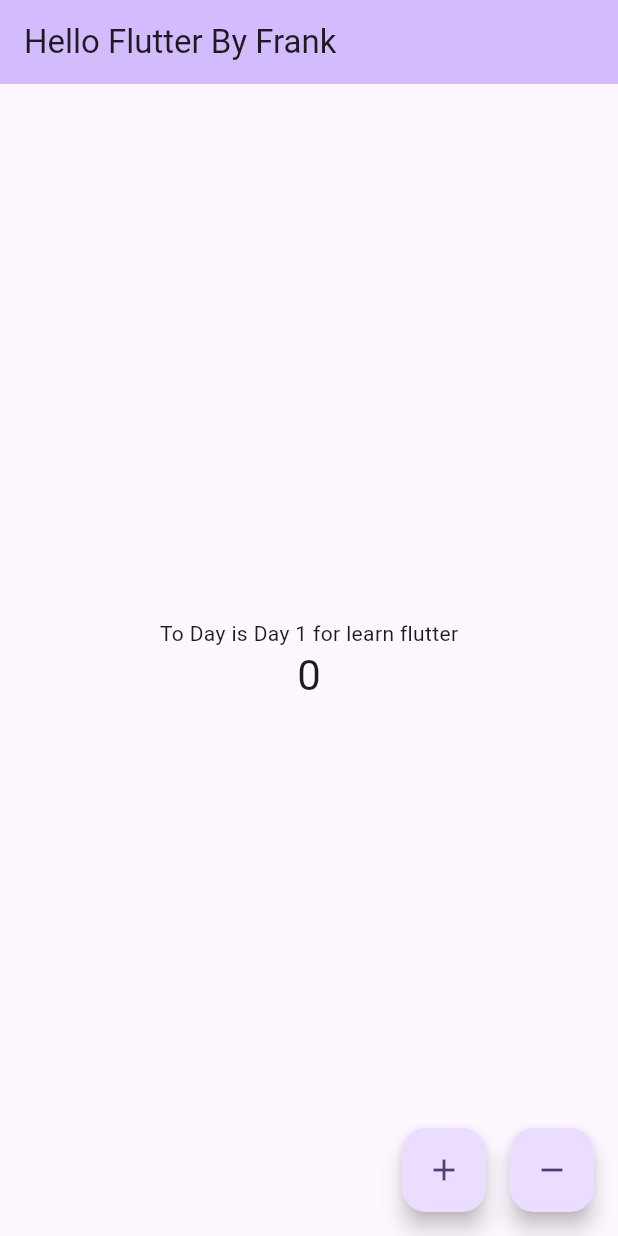
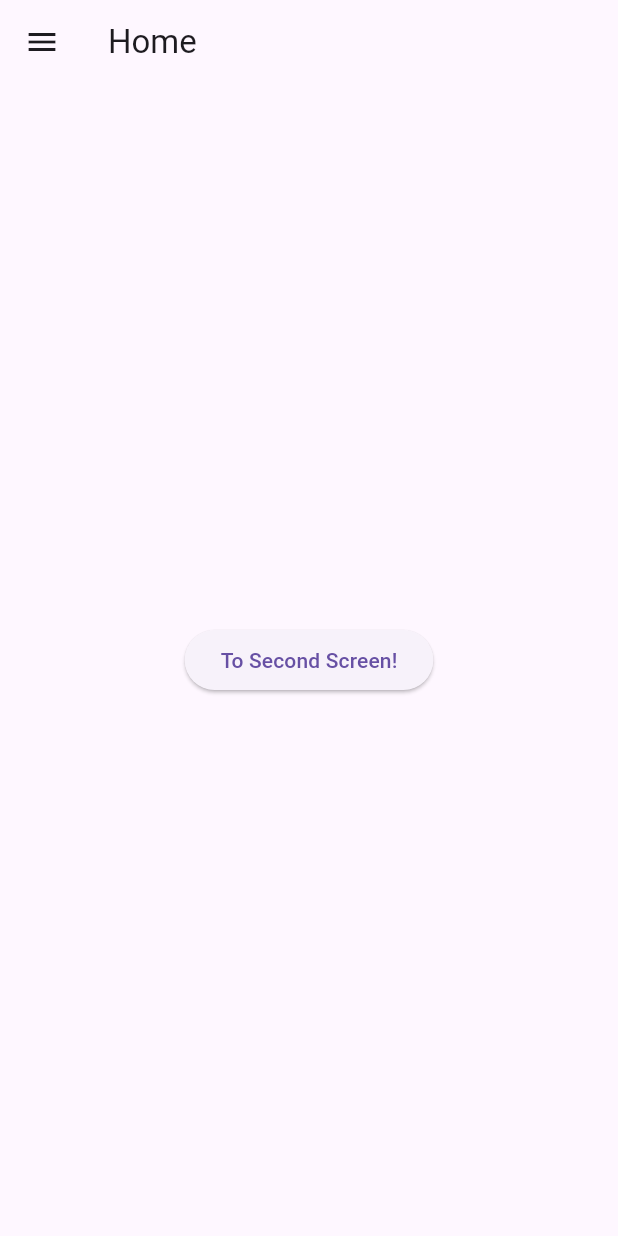
Before and after one commit to fjakrapan/tes_project, a Flutter app: the screen it shows after launch, on a phone screen of 412 x 824 dp. Run offline on Flutter 3.47's test engine with Material 3 defaults, Android fonts, the phone set to English and light mode, and no system bars.

Commit message:
edit first

```diff
--- a/lib/main.dart
+++ b/lib/main.dart
@@ -1,86 +1,19 @@
 import 'package:flutter/material.dart';
+import 'package:project1/screen/home_screen.dart';
 
 void main() {
-  runApp(const MyApp());
+  runApp(MyApp());
 }
 
 class MyApp extends StatelessWidget {
-  const MyApp({super.key});
-
   @override
   Widget build(BuildContext context) {
     return MaterialApp(
       title: 'Flutter Demo',
       theme: ThemeData(
-        colorScheme: ColorScheme.fromSeed(seedColor: Colors.deepPurple),
-        useMaterial3: true,
+        primarySwatch: Colors.blue,
       ),
-      home: const MyHomePage(title: 'Hello Flutter By Frank'),
+      home: HomeScreen(),
     );
   }
 }
-
-class MyHomePage extends StatefulWidget {
-  const MyHomePage({super.key, required this.title});
-
-  final String title;
-
-  @override
-  State<MyHomePage> createState() => _MyHomePageState();
-}
-
-class _MyHomePageState extends State<MyHomePage> {
-  int _counter = 0;
-
-  void _incrementCounter() {
-    setState(() {
-      _counter++;
-    });
-  }
-
-  void _decrementCounter() {
-    setState(() {
-      _counter--;
-    });
-  }
-
-  @override
-  Widget build(BuildContext context) {
-    return Scaffold(
-      appBar: AppBar(
-        backgroundColor: Theme.of(context).colorScheme.inversePrimary,
-        title: Text(widget.title),
-      ),
-      body: Center(
-        child: Column(
-          mainAxisAlignment: MainAxisAlignment.center,
-          children: <Widget>[
-            const Text(
-              'To Day is Day 1 for learn flutter',
-            ),
-            Text(
-              '$_counter',
-              style: Theme.of(context).textTheme.headlineMedium,
-            ),
-          ],
-        ),
-      ),
-      floatingActionButton: Row(
-        mainAxisAlignment: MainAxisAlignment.end,
-        children: <Widget>[
-          FloatingActionButton(
-            onPressed: _incrementCounter,
-            tooltip: 'Increment',
-            child: const Icon(Icons.add),
-          ),
-          const SizedBox(width: 16), // ระยะห่างระหว่างปุ่ม
-          FloatingActionButton(
-            onPressed: _decrementCounter,
-            tooltip: 'Decrement',
-            child: const Icon(Icons.remove),
-          ),
-        ],
-      ),
-    );
-  }
-}
--- /dev/null
+++ b/lib/screen/home_screen.dart
@@ -0,0 +1,25 @@
+import 'package:flutter/material.dart';
+import 'package:project1/screen/second_screen.dart';
+
+class HomeScreen extends StatelessWidget {
+  @override
+  Widget build(BuildContext context) {
+    return Scaffold(
+      drawer: Drawer(
+        child: Text('Drawer'),
+      ),
+      appBar: AppBar(
+        title: Text('Home'),
+      ),
+      body: Center(
+          child: ElevatedButton(
+        onPressed: () {
+          Navigator.of(context).push(
+            MaterialPageRoute(builder: (context) => SecondScreen()),
+          );
+        },
+        child: Text('To Second Screen!'),
+      )),
+    );
+  }
+}
```
Also changed, not shown: lib/screen/second_screen.dart (added, +19 -0 lines).
